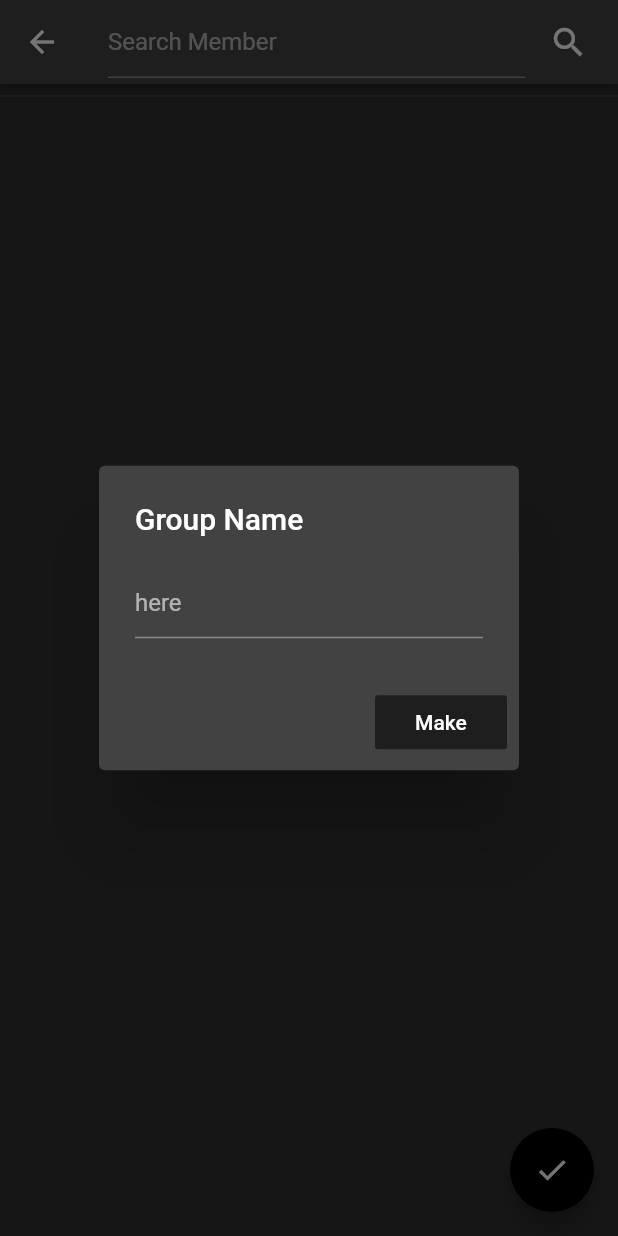
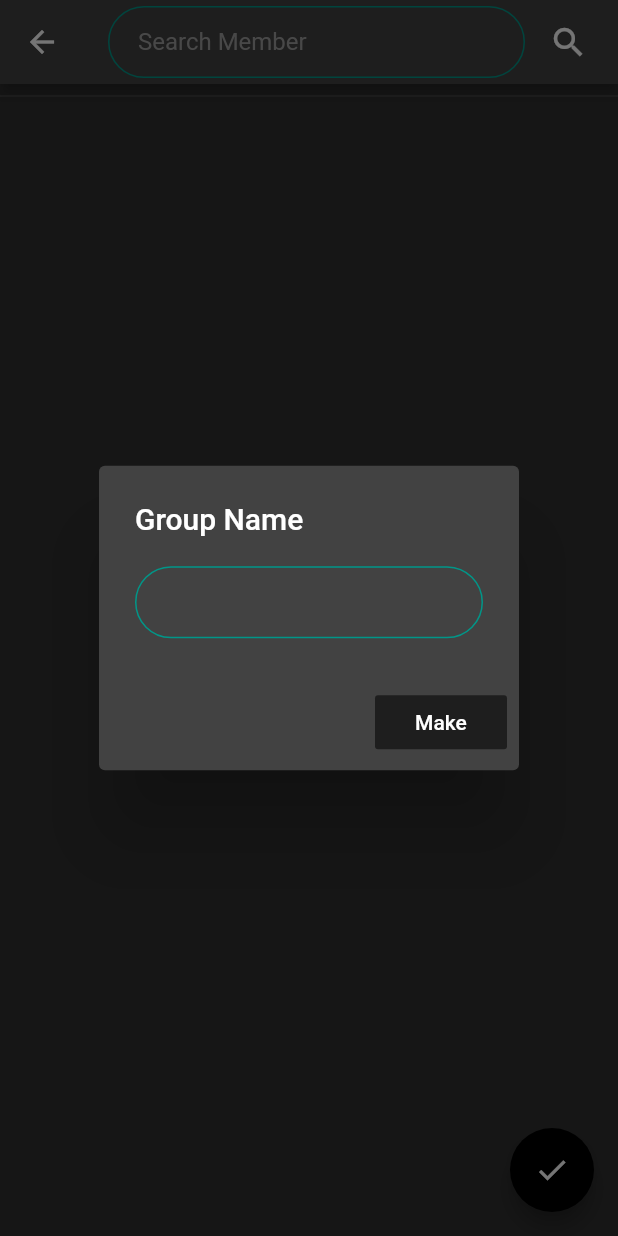
Before and after one commit to PranshuPandya/locus-stolker-app, a Flutter app: the SearchScreen screen opened by its route, after a tap on the "check" icon, on a phone screen of 412 x 824 dp. Run offline on Flutter 3.47's test engine with Material 2 defaults, Android fonts, the phone set to English and light mode, and no system bars; our stand-ins replace animated_text_kit, cloud_firestore, firebase_auth, firebase_core, firebase_storage, geolocator and 3 more; missing offline and left inert: custom_pop_up_menu; accounts and stored records are empty.

Commit message:
Update search_screen.dart

```diff
--- a/lib/screens/search_screen.dart
+++ b/lib/screens/search_screen.dart
@@ -1,6 +1,7 @@
 import 'package:flutter/material.dart';
 import 'package:cloud_firestore/cloud_firestore.dart';
 import 'package:firebase_auth/firebase_auth.dart';
+import '../constants.dart';
 
 final _firestore = FirebaseFirestore.instance;
 CollectionReference groups = _firestore.collection('Groups');
@@ -153,9 +154,7 @@ class _SearchScreenState extends State<SearchScreen> {
     return Scaffold(
       appBar: AppBar(
         title: TextField(
-          decoration: InputDecoration(
-            hintText: 'Search Member',
-          ),
+          decoration: kTextFieldDecoration.copyWith(hintText: 'Search Member'),
           onChanged: (value) async {
             initiateSearch(value);
           },
@@ -215,7 +214,7 @@ class _SearchScreenState extends State<SearchScreen> {
               content: TextField(
                 onChanged: (value) {},
                 controller: _dialogBoxController,
-                decoration: InputDecoration(hintText: 'here'),
+                decoration: kTextFieldDecoration.copyWith(hintText: ''),
               ),
               actions: [
                 FlatButton(
```
